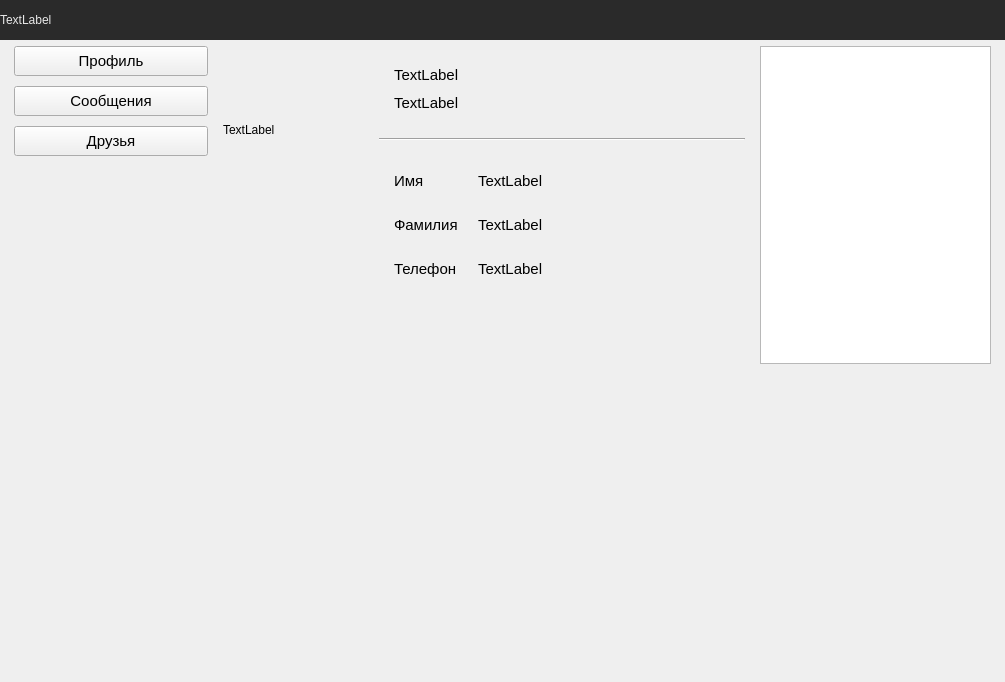
Qt form ui/mainwindow.ui (Korostast/chat-database-project) before a commit.
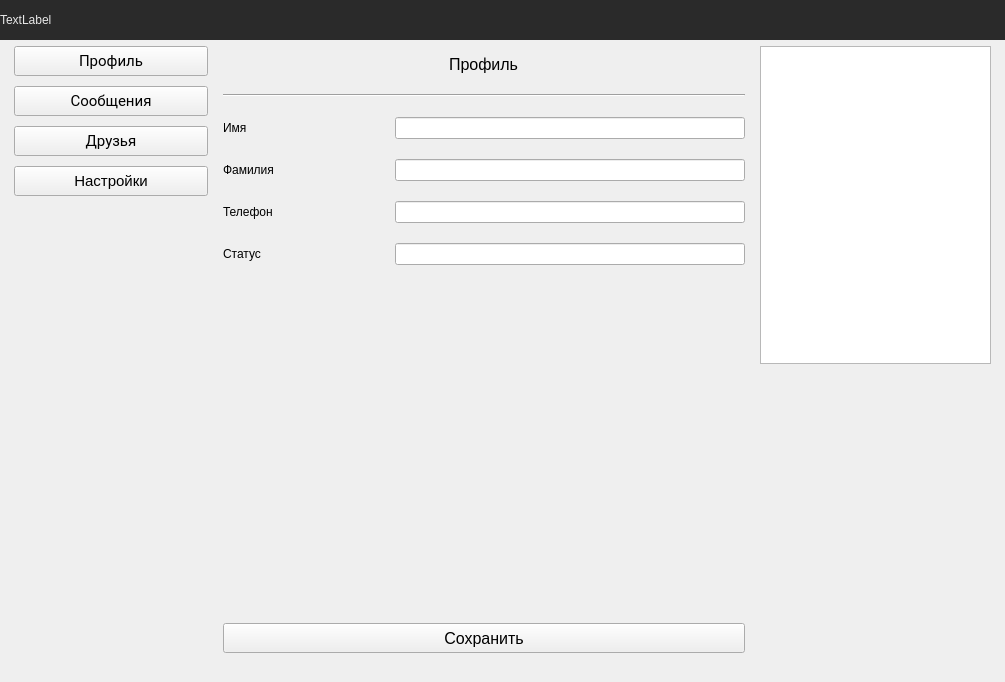
The same form after that commit. The open tabs and pages were chosen to show the change. Custom widgets are drawn as their Qt base class.

Commit message: Now you can change your firstname, lastname, status, phone number and avatar.

Diff of the .ui file:
```diff
--- a/ui/mainwindow.ui
+++ b/ui/mainwindow.ui
@@ -495,7 +495,7 @@
            </spacer>
           </item>
           <item row="0" column="1">
-           <layout class="QVBoxLayout" name="verticalLayout_5" stretch="1,1,0,20">
+           <layout class="QVBoxLayout" name="verticalLayout_5" stretch="1,1,0,0,20">
             <property name="spacing">
              <number>10</number>
             </property>
@@ -521,6 +521,7 @@
               </property>
               <property name="font">
                <font>
+                <family>Roboto</family>
                 <pointsize>11</pointsize>
                 <bold>false</bold>
                </font>
@@ -546,6 +547,7 @@
               </property>
               <property name="font">
                <font>
+                <family>Roboto</family>
                 <pointsize>11</pointsize>
                </font>
               </property>
@@ -570,6 +572,7 @@
               </property>
               <property name="font">
                <font>
+                <family>Roboto</family>
                 <pointsize>11</pointsize>
                </font>
               </property>
@@ -578,6 +581,30 @@
               </property>
              </widget>
             </item>
+            <item>
+             <widget class="QPushButton" name="settings_button">
+              <property name="sizePolicy">
+               <sizepolicy hsizetype="Preferred" vsizetype="Fixed">
+                <horstretch>0</horstretch>
+                <verstretch>0</verstretch>
+               </sizepolicy>
+              </property>
+              <property name="minimumSize">
+               <size>
+                <width>0</width>
+                <height>30</height>
+               </size>
+              </property>
+              <property name="font">
+               <font>
+                <pointsize>11</pointsize>
+               </font>
+              </property>
+              <property name="text">
+               <string>Настройки</string>
+              </property>
+             </widget>
+            </item>
             <item>
              <spacer name="verticalSpacer_5">
               <property name="orientation">
@@ -1370,6 +1397,203 @@
               </item>
              </layout>
             </widget>
+            <widget class="QWidget" name="settings_page">
+             <layout class="QVBoxLayout" name="verticalLayout_7">
+              <property name="spacing">
+               <number>12</number>
+              </property>
+              <item>
+               <layout class="QVBoxLayout" name="verticalLayout_4">
+                <property name="spacing">
+                 <number>20</number>
+                </property>
+                <item alignment="Qt::AlignHCenter">
+                 <widget class="QLabel" name="label_2">
+                  <property name="sizePolicy">
+                   <sizepolicy hsizetype="Preferred" vsizetype="Fixed">
+                    <horstretch>0</horstretch>
+                    <verstretch>0</verstretch>
+                   </sizepolicy>
+                  </property>
+                  <property name="font">
+                   <font>
+                    <pointsize>12</pointsize>
+                   </font>
+                  </property>
+                  <property name="text">
+                   <string>Профиль</string>
+                  </property>
+                 </widget>
+                </item>
+                <item>
+                 <widget class="Line" name="line">
+                  <property name="orientation">
+                   <enum>Qt::Horizontal</enum>
+                  </property>
+                 </widget>
+                </item>
+                <item>
+                 <layout class="QHBoxLayout" name="horizontalLayout_9">
+                  <item>
+                   <widget class="QLabel" name="label_3">
+                    <property name="text">
+                     <string>Имя</string>
+                    </property>
+                   </widget>
+                  </item>
+                  <item>
+                   <widget class="QLineEdit" name="settings_firstname_edit">
+                    <property name="sizePolicy">
+                     <sizepolicy hsizetype="Fixed" vsizetype="Fixed">
+                      <horstretch>0</horstretch>
+                      <verstretch>0</verstretch>
+                     </sizepolicy>
+                    </property>
+                    <property name="minimumSize">
+                     <size>
+                      <width>350</width>
+                      <height>0</height>
+                     </size>
+                    </property>
+                   </widget>
+                  </item>
+                 </layout>
+                </item>
+                <item>
+                 <layout class="QHBoxLayout" name="horizontalLayout_10">
+                  <item>
+                   <widget class="QLabel" name="label_4">
+                    <property name="text">
+                     <string>Фамилия</string>
+                    </property>
+                   </widget>
+                  </item>
+                  <item>
+                   <widget class="QLineEdit" name="settings_lastname_edit">
+                    <property name="sizePolicy">
+                     <sizepolicy hsizetype="Fixed" vsizetype="Fixed">
+                      <horstretch>0</horstretch>
+                      <verstretch>0</verstretch>
+                     </sizepolicy>
+                    </property>
+                    <property name="minimumSize">
+                     <size>
+                      <width>350</width>
+                      <height>0</height>
+                     </size>
+                    </property>
+                   </widget>
+                  </item>
+                 </layout>
+                </item>
+                <item>
+                 <layout class="QHBoxLayout" name="horizontalLayout_12">
+                  <item>
+                   <widget class="QLabel" name="label_6">
+                    <property name="text">
+                     <string>Телефон</string>
+                    </property>
+                   </widget>
+                  </item>
+                  <item>
+                   <widget class="QLineEdit" name="settings_phonenumber_edit">
+                    <property name="sizePolicy">
+                     <sizepolicy hsizetype="Fixed" vsizetype="Fixed">
+                      <horstretch>0</horstretch>
+                      <verstretch>0</verstretch>
+                     </sizepolicy>
+                    </property>
+                    <property name="minimumSize">
+                     <size>
+                      <width>350</width>
+                      <height>0</height>
+                     </size>
+                    </property>
+                   </widget>
+                  </item>
+                 </layout>
+                </item>
+                <item>
+                 <layout class="QHBoxLayout" name="horizontalLayout_16">
+                  <item>
+                   <widget class="QLabel" name="label_7">
+                    <property name="text">
+                     <string>Статус</string>
+                    </property>
+                   </widget>
+                  </item>
+                  <item>
+                   <widget class="QLineEdit" name="settings_status_edit">
+                    <property name="sizePolicy">
+                     <sizepolicy hsizetype="Fixed" vsizetype="Fixed">
+                      <horstretch>0</horstretch>
+                      <verstretch>0</verstretch>
+                     </sizepolicy>
+                    </property>
+                    <property name="minimumSize">
+                     <size>
+                      <width>350</width>
+                      <height>0</height>
+                     </size>
+                    </property>
+                   </widget>
+                  </item>
+                 </layout>
+                </item>
+               </layout>
+              </item>
+              <item>
+               <spacer name="verticalSpacer_8">
+                <property name="orientation">
+                 <enum>Qt::Vertical</enum>
+                </property>
+                <property name="sizeType">
+                 <enum>QSizePolicy::Expanding</enum>
+                </property>
+                <property name="sizeHint" stdset="0">
+                 <size>
+                  <width>20</width>
+                  <height>20</height>
+                 </size>
+                </property>
+               </spacer>
+              </item>
+              <item>
+               <widget class="QPushButton" name="settings_save_button">
+                <property name="minimumSize">
+                 <size>
+                  <width>0</width>
+                  <height>30</height>
+                 </size>
+                </property>
+                <property name="font">
+                 <font>
+                  <pointsize>12</pointsize>
+                 </font>
+                </property>
+                <property name="text">
+                 <string>Сохранить</string>
+                </property>
+               </widget>
+              </item>
+              <item>
+               <spacer name="verticalSpacer_7">
+                <property name="orientation">
+                 <enum>Qt::Vertical</enum>
+                </property>
+                <property name="sizeType">
+                 <enum>QSizePolicy::Fixed</enum>
+                </property>
+                <property name="sizeHint" stdset="0">
+                 <size>
+                  <width>20</width>
+                  <height>20</height>
+                 </size>
+                </property>
+               </spacer>
+              </item>
+             </layout>
+            </widget>
            </widget>
           </item>
          </layout>
```
Left out of the diff: 4 changed lines with no effect on the pictures. The commit also changes 10 other files.
